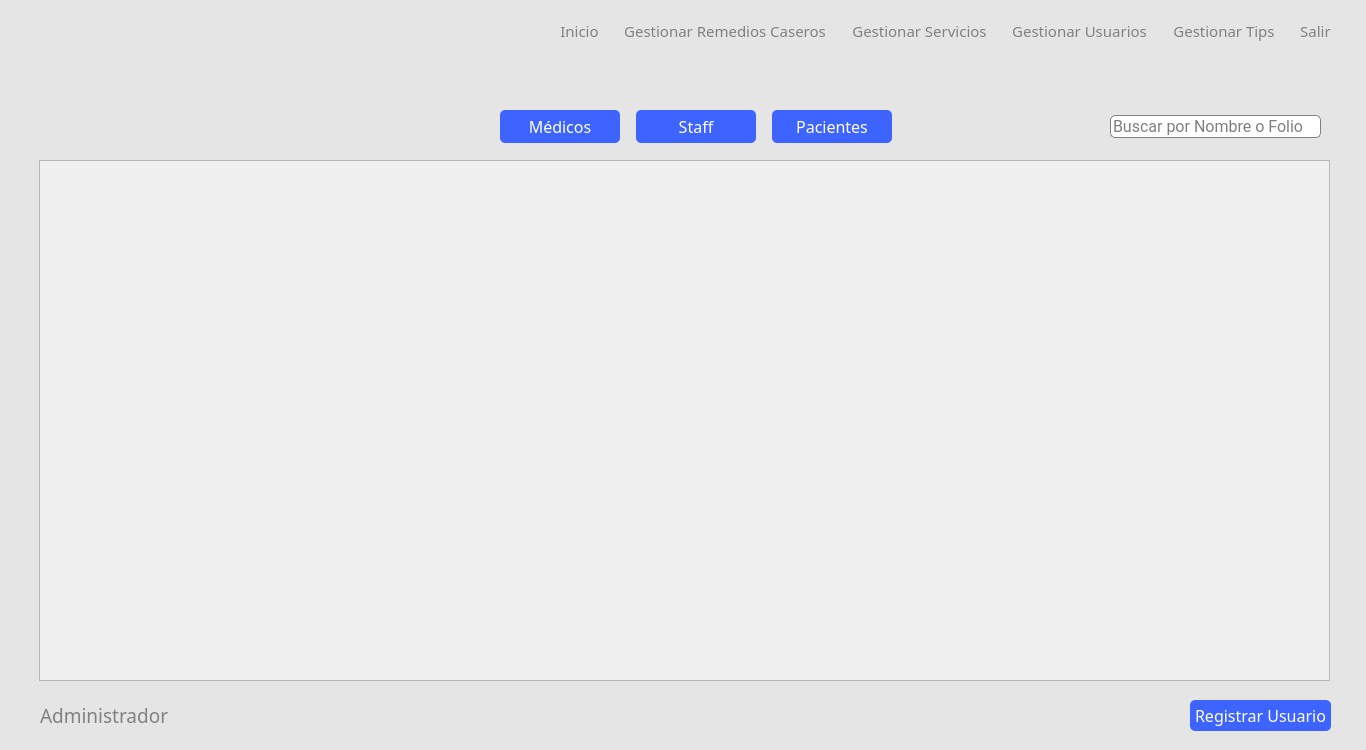
First picture: the form in hospital-Core/Widgets/Administrador/administador_gestionar_usuarios.ui, repository MrDanielG/Hospital-SCRUM, before the edit.
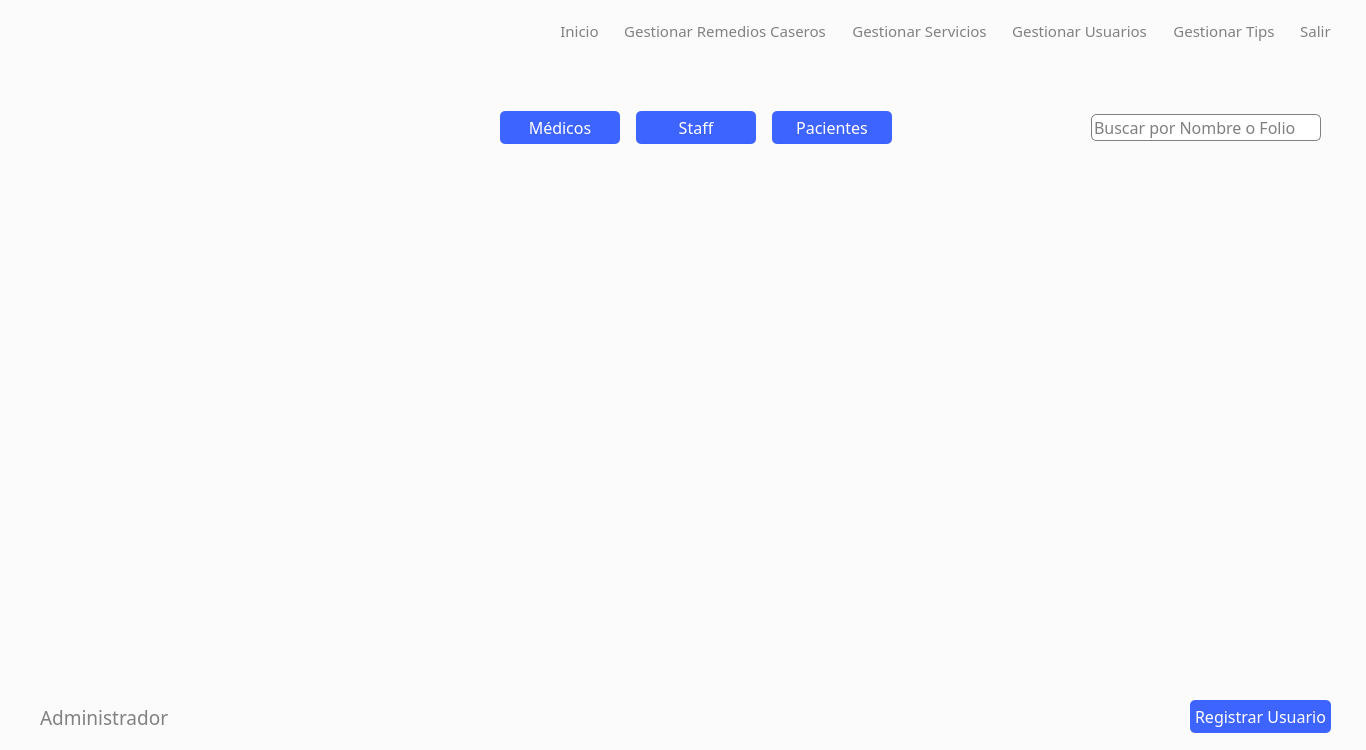
Second picture: the form after the edit.

Commit message:
Tarjeta Gestionar Semi-lista
Falta encontrar como hacer que las imgs se vean en forma de circulo

The edit to the form file:
```diff
--- a/hospital-Core/Widgets/Administrador/administador_gestionar_usuarios.ui
+++ b/hospital-Core/Widgets/Administrador/administador_gestionar_usuarios.ui
@@ -23,7 +23,7 @@
     </rect>
    </property>
    <property name="styleSheet">
-    <string notr="true">background-color: #E5E5E5</string>
+    <string notr="true">background-color: #fbfbfb</string>
    </property>
    <property name="text">
     <string/>
@@ -35,7 +35,7 @@
      <x>560</x>
      <y>20</y>
      <width>771</width>
-     <height>22</height>
+     <height>23</height>
     </rect>
    </property>
    <layout class="QHBoxLayout" name="menu_layout">
@@ -309,7 +309,8 @@
     <bool>false</bool>
    </property>
    <property name="styleSheet">
-    <string notr="true"/>
+    <string notr="true">background-color: rgb(251, 251, 251);
+border:none;</string>
    </property>
    <property name="verticalScrollBarPolicy">
     <enum>Qt::ScrollBarAsNeeded</enum>
@@ -328,15 +329,15 @@
      <rect>
       <x>0</x>
       <y>0</y>
-      <width>1289</width>
-      <height>519</height>
+      <width>1291</width>
+      <height>521</height>
      </rect>
     </property>
     <property name="cursor">
      <cursorShape>PointingHandCursor</cursorShape>
     </property>
     <property name="autoFillBackground">
-     <bool>true</bool>
+     <bool>false</bool>
     </property>
     <layout class="QGridLayout" name="gridLayout_2">
      <item row="0" column="0">
@@ -349,13 +350,13 @@
     </layout>
    </widget>
   </widget>
-  <widget class="QWidget" name="">
+  <widget class="QWidget" name="layoutWidget">
    <property name="geometry">
     <rect>
      <x>50</x>
      <y>110</y>
      <width>1271</width>
-     <height>33</height>
+     <height>36</height>
     </rect>
    </property>
    <layout class="QHBoxLayout" name="horizontalLayout_2">
@@ -393,7 +394,7 @@
         </property>
         <property name="font">
          <font>
-          <family>Montserrat</family>
+          <family>Montserrat Medium</family>
           <pointsize>12</pointsize>
          </font>
         </property>
@@ -448,7 +449,7 @@
         </property>
         <property name="font">
          <font>
-          <family>Montserrat</family>
+          <family>Montserrat Medium</family>
           <pointsize>12</pointsize>
          </font>
         </property>
@@ -503,7 +504,7 @@
         </property>
         <property name="font">
          <font>
-          <family>Montserrat</family>
+          <family>Montserrat Medium</family>
           <pointsize>12</pointsize>
          </font>
         </property>
@@ -543,15 +544,21 @@
     </item>
     <item>
      <widget class="QLineEdit" name="buscar">
+      <property name="minimumSize">
+       <size>
+        <width>230</width>
+        <height>0</height>
+       </size>
+      </property>
       <property name="maximumSize">
        <size>
-        <width>500</width>
+        <width>600</width>
         <height>16777215</height>
        </size>
       </property>
       <property name="font">
        <font>
-        <family>Roboto</family>
+        <family>Montserrat Medium</family>
         <pointsize>12</pointsize>
        </font>
       </property>
@@ -566,13 +573,13 @@
     </item>
    </layout>
   </widget>
-  <widget class="QWidget" name="">
+  <widget class="QWidget" name="layoutWidget">
    <property name="geometry">
     <rect>
      <x>40</x>
      <y>700</y>
      <width>1291</width>
-     <height>31</height>
+     <height>34</height>
     </rect>
    </property>
    <layout class="QHBoxLayout" name="horizontalLayout_3">
@@ -624,7 +631,7 @@
       </property>
       <property name="font">
        <font>
-        <family>Montserrat</family>
+        <family>Montserrat Medium</family>
         <pointsize>12</pointsize>
        </font>
       </property>
```
The commit also changes 6 other files.
